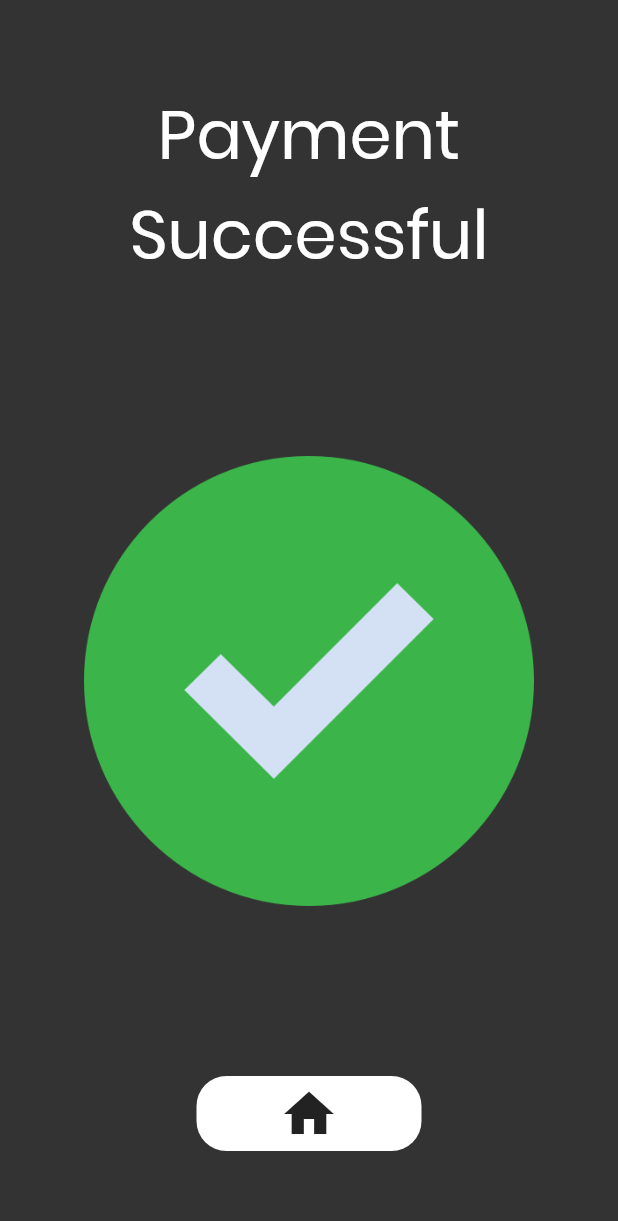
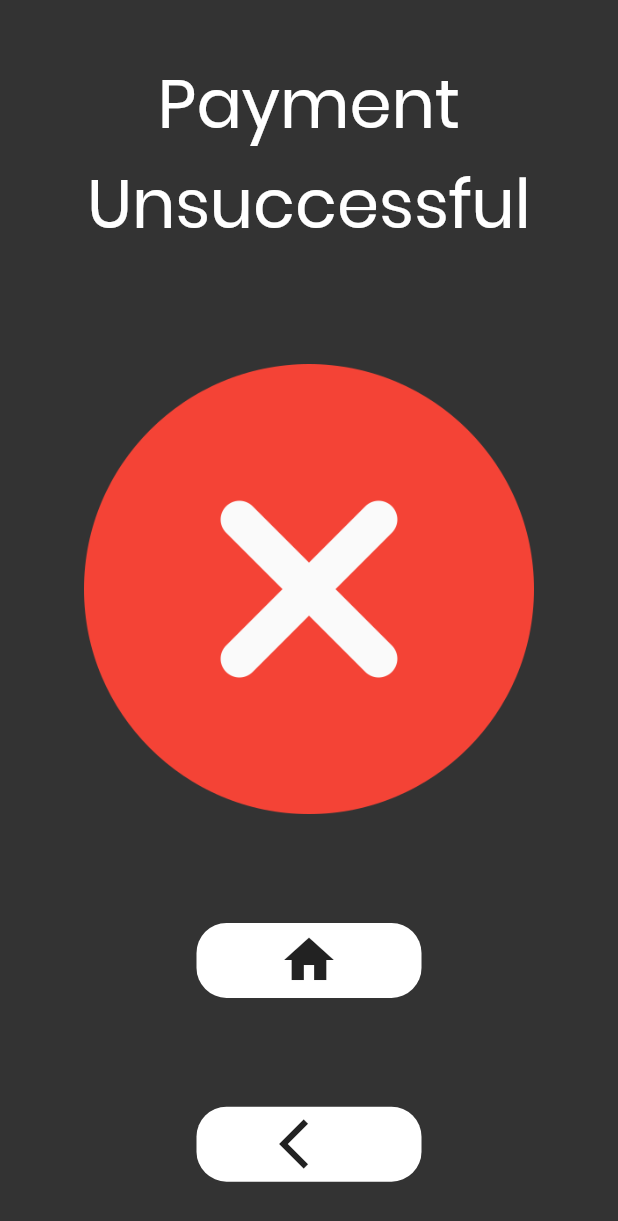
Before and after one commit to SirusCodes/Bank-for-all, a Flutter app: the PaymentStatus screen opened directly, on a phone screen of 412 x 824 dp. Shown: the top 1221 px of the screen. Run offline on Flutter 3.47's test engine with Material 2 defaults, Android fonts, the phone set to English and light mode, and no system bars; our stand-ins replace animated_splash_screen, cloud_firestore, firebase_auth, flutter_tts, get_it, google_sign_in and 2 more; missing offline and left inert: flutter_local_auth_invisible, speech_recognition; accounts and stored records are empty; generated files the repository leaves out were written again.

Commit message:
payment flow completed

```diff
--- a/app/lib/screens/payment_status/payment_status.dart
+++ b/app/lib/screens/payment_status/payment_status.dart
@@ -1,19 +1,14 @@
-import 'package:bank_for_all/screens/landing_screen/landing_screen.dart';
 import 'package:flutter/cupertino.dart';
 import 'package:flutter/material.dart';
 
-
 class PaymentStatus extends StatefulWidget {
+  PaymentStatus({this.result, this.ico});
   String result, ico;
-  PaymentStatus({this.result, this.ico});
   @override
-  _PaymentStatusState createState() => _PaymentStatusState(result, ico);
+  _PaymentStatusState createState() => _PaymentStatusState();
 }
 
 class _PaymentStatusState extends State<PaymentStatus> {
-  String result, ico;
-  _PaymentStatusState(this.result, this.ico);
-/*icons too use clear close*/
   @override
   Widget build(BuildContext context) {
     return SafeArea(
@@ -22,27 +17,24 @@ class _PaymentStatusState extends State<PaymentStatus> {
           mainAxisAlignment: MainAxisAlignment.spaceAround,
           children: <Widget>[
             Center(
-              child: Container(
-                child: Text(
-                  "Payment $result",
-                  style: TextStyle(color: Colors.white, fontSize: 45),
-                  textAlign: TextAlign.center,
-                ),
+              child: Text(
+                "Payment ${widget.result}",
+                style: TextStyle(color: Colors.white, fontSize: 45),
+                textAlign: TextAlign.center,
               ),
             ),
             ExcludeSemantics(
               child: Container(
                 width: 300,
                 height: 300,
-                child: Image.asset("assets/images/$ico.png"),
+                child: Image.asset("assets/images/${widget.ico}.png"),
               ),
             ),
             Semantics(
               label: "Go Home",
               child: InkWell(
-                onTap: () {
-                          Navigator.of(context).popUntil((route) => route.isFirst);
-                        },
+                onTap: () =>
+                    Navigator.of(context).popUntil((route) => route.isFirst),
                 child: Container(
                   width: 150,
                   height: 50,
@@ -54,6 +46,22 @@ class _PaymentStatusState extends State<PaymentStatus> {
                 ),
               ),
             ),
+            if (widget.result == "Unsuccessful")
+              Semantics(
+                label: "Retry",
+                child: InkWell(
+                  onTap: () => Navigator.pop(context),
+                  child: Container(
+                    width: 150,
+                    height: 50,
+                    decoration: BoxDecoration(
+                      color: Colors.white,
+                      borderRadius: BorderRadius.circular(20),
+                    ),
+                    child: Icon(Icons.arrow_back_ios, size: 40),
+                  ),
+                ),
+              ),
           ],
         ),
       ),
--- a/app/lib/services/transactions_service.dart
+++ b/app/lib/services/transactions_service.dart
@@ -36,8 +36,8 @@ class TransactionService {
     return ref.where("transactionType", isEqualTo: "withdraw").snapshots();
   }
 
-  Future<DocumentReference> addTransaction(trans.Transaction tran) {
-    init();
+  Future<DocumentReference> addTransaction(trans.Transaction tran) async {
+    await init();
     return ref.add(tran.toJson());
   }
 }
```
Also changed, not shown: app/lib/screens/amount_input_screen/amount_input_screen.dart (+12 -7 lines), app/lib/screens/pin_screen/pin_screen.dart (+81 -17 lines).
